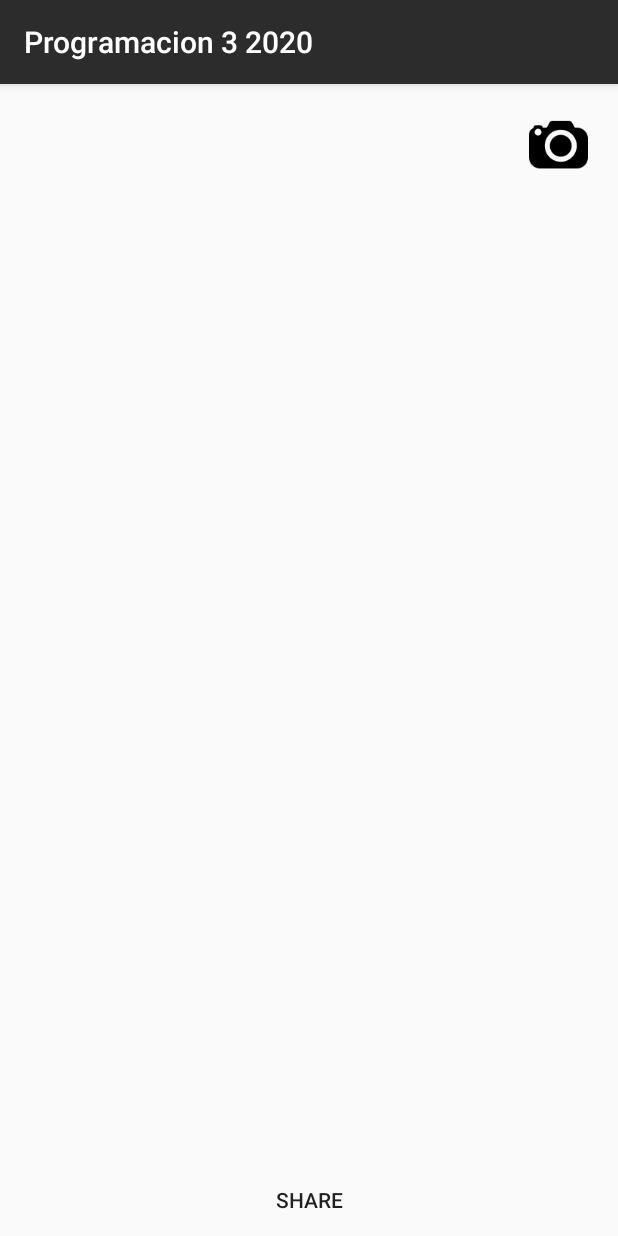
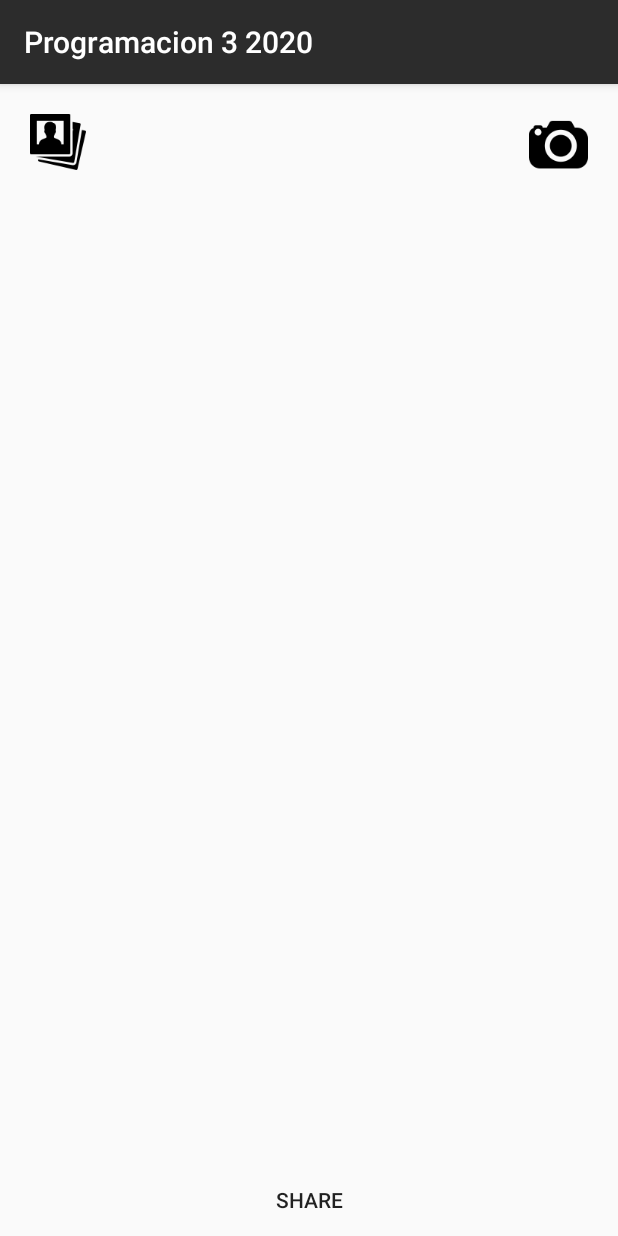
Before and after one commit to adrorodri/programacion3-2020, an Android app: the DetallesPersonaActivity screen opened directly, with no data from a screen before it, on a phone screen of 412 x 824 dp. Run offline under Robolectric (Android 15) with nearby library versions, the phone set to English and light mode, and no system bars; 1 statement that could not run was skipped.

Commit message:
Pick a image from Gallery Intent Filter Share Text

```diff
--- a/app/src/main/java/com/upb/programacion32020/DetallesPersonaActivity.java
+++ b/app/src/main/java/com/upb/programacion32020/DetallesPersonaActivity.java
@@ -20,10 +20,12 @@ public class DetallesPersonaActivity extends AppCompatActivity {
     ImageView imageViewPersona;
     Button buttonShare;
     ImageButton buttonCamera;
+    ImageButton buttonGallery;
     Persona persona;
     Uri imageUri;
 
     static int REQUEST_CAMERA = 1234;
+    static int REQUEST_GALLERY = 2468;
 
     @Override
     protected void onCreate(Bundle savedInstanceState) {
@@ -33,6 +35,7 @@ public class DetallesPersonaActivity extends AppCompatActivity {
         imageViewPersona = findViewById(R.id.ivPersona);
         buttonShare = findViewById(R.id.btShare);
         buttonCamera = findViewById(R.id.btChangePhoto);
+        buttonGallery = findViewById(R.id.btGallery);
 
         File file = new File(getExternalFilesDir(Environment.DIRECTORY_PICTURES), "photo.jpg");
         imageUri = FileProvider.getUriForFile(
@@ -66,6 +69,16 @@ public class DetallesPersonaActivity extends AppCompatActivity {
                 startActivityForResult(intent, REQUEST_CAMERA);
             }
         });
+
+        buttonGallery.setOnClickListener(new View.OnClickListener() {
+            @Override
+            public void onClick(View view) {
+                Intent intent = new Intent();
+                intent.setType("image/*");
+                intent.setAction(Intent.ACTION_PICK);
+                startActivityForResult(Intent.createChooser(intent, "Selecciona una imagen:"), REQUEST_GALLERY);
+            }
+        });
     }
 
     @Override
@@ -76,5 +89,8 @@ public class DetallesPersonaActivity extends AppCompatActivity {
 //            imageViewPersona.setImageBitmap(image);
             imageViewPersona.setImageURI(imageUri);
         }
+        if (requestCode == REQUEST_GALLERY && resultCode == RESULT_OK) {
+            imageViewPersona.setImageURI(data.getData());
+        }
     }
 }
--- a/app/src/main/res/layout/activity_detalles_persona.xml
+++ b/app/src/main/res/layout/activity_detalles_persona.xml
@@ -17,7 +17,7 @@
         android:layout_width="match_parent"
         android:layout_height="wrap_content"
         android:layout_gravity="bottom"
-        android:background="?attr/selectableItemBackgroundBorderless"
+        android:background="?attr/selectableItemBackground"
         android:text="@string/share"/>
 
     <ImageButton
@@ -26,7 +26,16 @@
         android:layout_height="wrap_content"
         android:layout_gravity="top|end"
         android:padding="20dp"
-        android:background="?attr/selectableItemBackgroundBorderless"
+        android:background="?attr/selectableItemBackground"
         android:src="@drawable/ic_camera"/>
 
+    <ImageButton
+        android:id="@+id/btGallery"
+        android:layout_width="wrap_content"
+        android:layout_height="wrap_content"
+        android:layout_gravity="top|start"
+        android:padding="20dp"
+        android:background="?attr/selectableItemBackground"
+        android:src="@drawable/ic_gallery"/>
+
 </FrameLayout>
```
Also changed, not shown: app/src/main/AndroidManifest.xml (+11 -7 lines), app/src/main/java/com/upb/programacion32020/PersonasListViewActivity.java (+14 -0 lines), app/src/main/res/drawable-xhdpi/ic_gallery.png (added).
